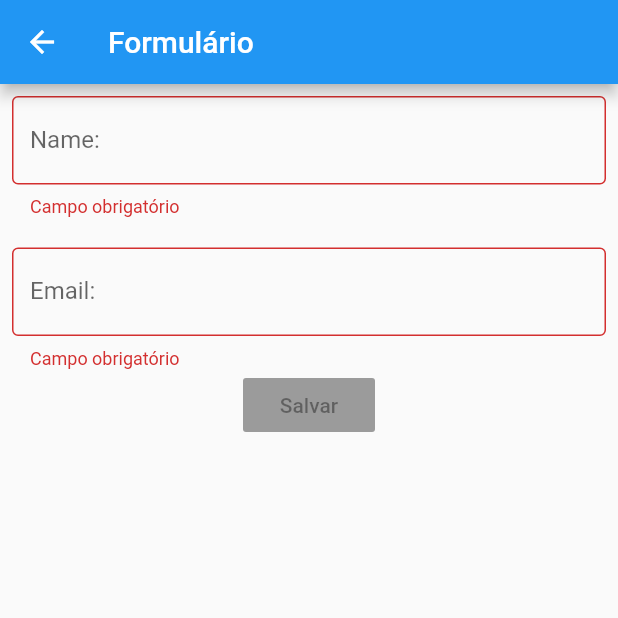
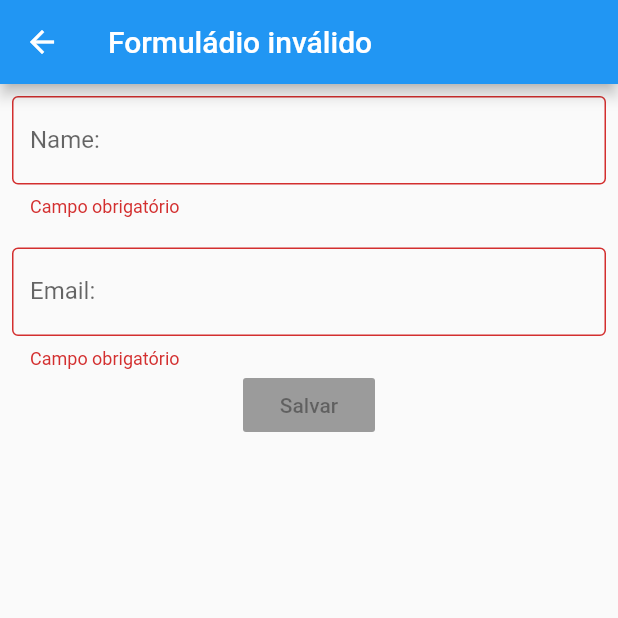
Before and after one commit to BrennerBatR/Flutter_Mobx, a Flutter app: the screen it shows after launch, after a tap on "ENTRAR", on a phone screen of 412 x 824 dp, the top half of it. Run offline on Flutter 3.47's test engine with Material 2 defaults, Android fonts, the phone set to English and light mode, and no system bars; our stand-ins replace flutter_mobx, mobx; generated files the repository leaves out were written again.

```diff
--- a/lib/app/modules/pages/form/form.dart
+++ b/lib/app/modules/pages/form/form.dart
@@ -1,11 +1,22 @@
 import 'package:anonymous/app/modules/pages/form/widgets/form_widget.dart';
 import 'package:flutter/material.dart';
+import 'package:flutter_mobx/flutter_mobx.dart';
+import 'package:provider/provider.dart';
+
+import 'form_controller.dart';
 
 class FormPage extends StatelessWidget {
-
-
   @override
   Widget build(BuildContext context) {
-    return FormWidget();
+    final controller = Provider.of<FormController>(context);
+    return Scaffold(
+        appBar: AppBar(title: Observer(
+          builder: (_) {
+            return Text(controller.isValid
+                ? "Formulário válido"
+                : "Formuládio inválido");
+          },
+        )),
+        body: FormWidget());
   }
 }
--- a/lib/app/modules/pages/form/widgets/form_widget.dart
+++ b/lib/app/modules/pages/form/widgets/form_widget.dart
@@ -2,16 +2,13 @@ import 'package:anonymous/app/modules/pages/form/form_controller.dart';
 import 'package:anonymous/app/modules/pages/form/widgets/input_widget.dart';
 import 'package:flutter/material.dart';
 import 'package:flutter_mobx/flutter_mobx.dart';
+import 'package:provider/provider.dart';
 
 class FormWidget extends StatelessWidget {
-  final controller = FormController();
   @override
   Widget build(BuildContext context) {
-    return Scaffold(
-      appBar: AppBar(
-        title: Text("Formulário"),
-      ),
-      body: Padding(
+    final controller = Provider.of<FormController>(context);
+    return Padding(
       padding: const EdgeInsets.all(8.0),
       child: Column(
         children: <Widget>[
@@ -46,7 +43,6 @@ class FormWidget extends StatelessWidget {
           )
         ],
       ),
-      ),
     );
   }
 }
--- a/lib/main.dart
+++ b/lib/main.dart
@@ -1,18 +1,26 @@
+import 'package:anonymous/app/modules/pages/form/form_controller.dart';
 import 'package:anonymous/app/modules/pages/signin/signin.dart';
 import 'package:flutter/material.dart';
+import 'package:provider/provider.dart';
 
 void main() => runApp(MyApp());
-
 
 class MyApp extends StatelessWidget {
   @override
   Widget build(BuildContext context) {
-    return MaterialApp(
-      title: 'Flutter Demo',
-      theme: ThemeData(
-        primarySwatch: Colors.blue,
+    return MultiProvider(
+      providers: [
+        Provider<FormController>(
+          create: (_) => FormController(),
+        )
+      ],
+      child: MaterialApp(
+        title: 'Flutter Demo',
+        theme: ThemeData(
+          primarySwatch: Colors.blue,
+        ),
+        home: SigninPage(title: 'Anonymous'),
       ),
-      home: SigninPage(title: 'Anonymous'),
     );
   }
 }
```
Also changed, not shown: pubspec.yaml (+1 -14 lines), pubspec.lock. Lines whose indentation alone changed are shown as unchanged.
